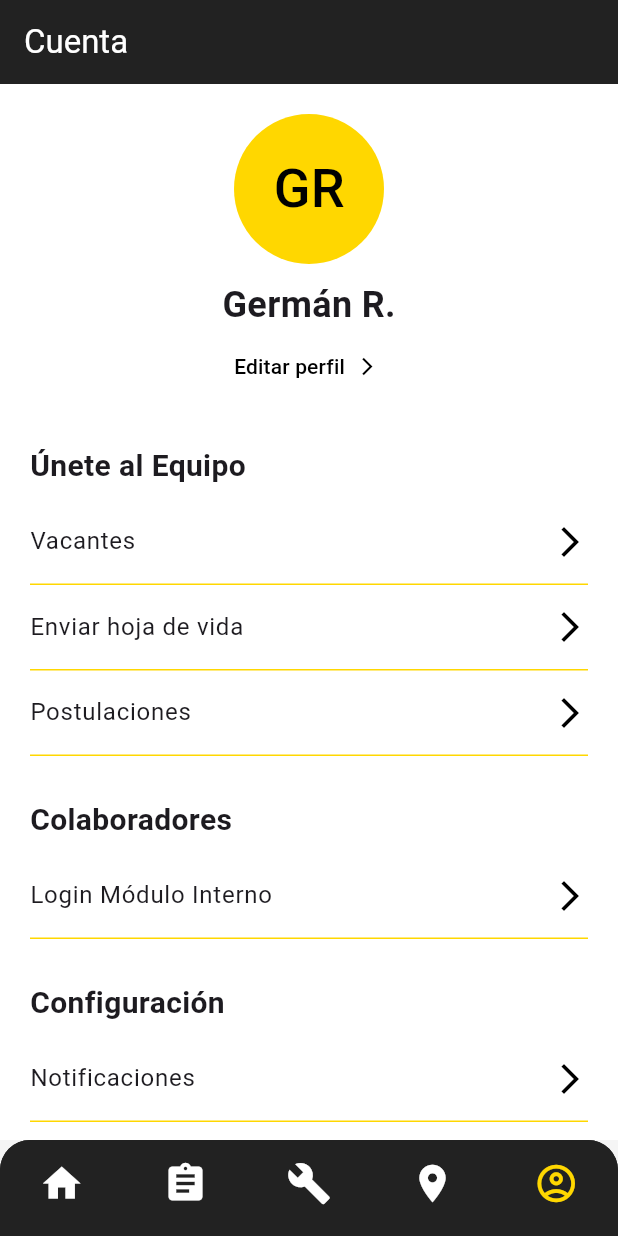
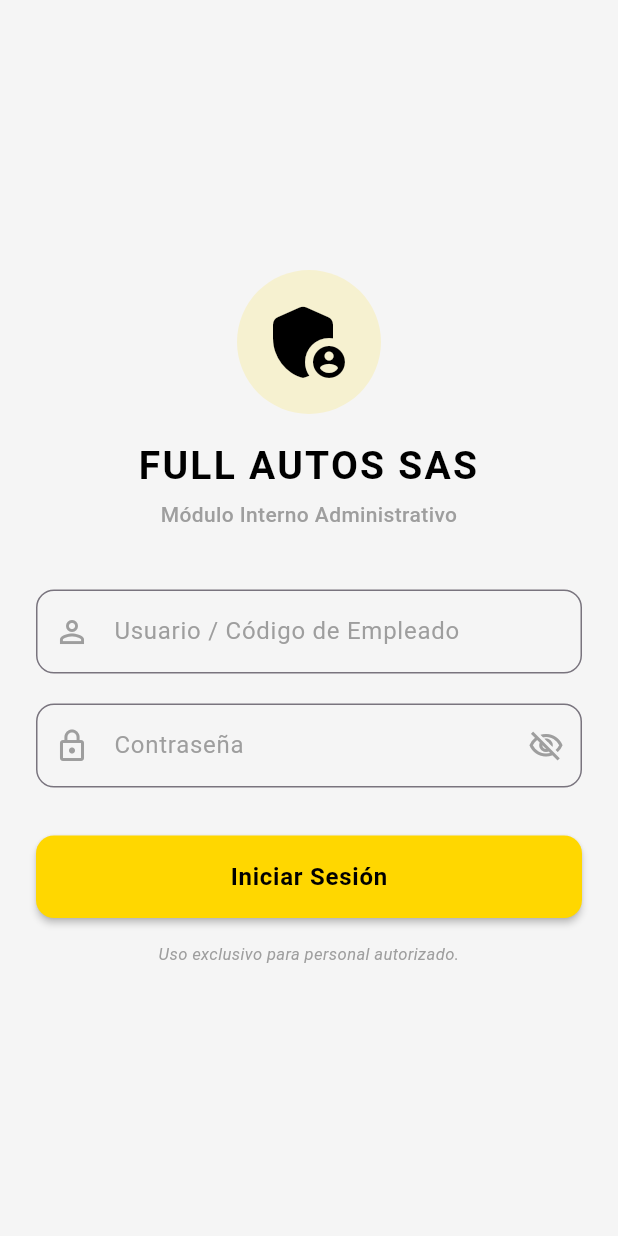
Before and after one commit to germanrole98/full_autos_sas, a Flutter app: the screen it shows after launch, item 5 of the bottom bar chosen, after a tap on "Login Módulo Interno", on a phone screen of 412 x 824 dp. Run offline on Flutter 3.47's test engine with Material 3 defaults, Android fonts, the phone set to English and light mode, and no system bars.

Commit message:
Agregar vistas para agendamiento de citas y login interno; mejorar perfil y formularios de postulaciones

```diff
--- a/lib/views/home_view.dart
+++ b/lib/views/home_view.dart
@@ -1,3 +1,4 @@
+import 'agendamiento_cita_view.dart';
 import 'package:flutter/material.dart';
 
 class HomeView extends StatelessWidget {
@@ -29,9 +30,24 @@ class HomeView extends StatelessWidget {
                 Row(
                   mainAxisAlignment: MainAxisAlignment.spaceEvenly,
                   children: [
-                    _buildTopButton(Icons.handshake, 'Alianzas'),
-                    _buildTopButton(Icons.assignment, 'Agendar Cita'),
-                    _buildTopButton(Icons.directions_car, 'Nosotros'),
+                    _buildTopButton(
+                      Icons.handshake,
+                      'Alianzas',
+                    ),
+                    _buildTopButton(
+                      Icons.assignment,
+                      'Agendar Cita',
+                      onTap: () {
+                        Navigator.push(
+                          context,
+                          MaterialPageRoute(builder: (context) => const AgendamientoCitaView()),
+                        );
+                      },
+                    ),
+                    _buildTopButton(
+                      Icons.directions_car,
+                      'Nosotros',
+                    ),
                   ],
                 ),
               ],
@@ -66,24 +82,31 @@ class HomeView extends StatelessWidget {
     );
   }
 
-  Widget _buildTopButton(IconData icon, String label) {
-    return Container(
-      width: 90,
-      padding: const EdgeInsets.all(10),
-      decoration: BoxDecoration(
-        color: Colors.white,
-        borderRadius: BorderRadius.circular(15),
-      ),
-      child: Column(
-        children: [
-          Icon(icon, size: 40, color: Colors.black),
-          const SizedBox(height: 5),
-          Text(
-            label,
-            style: const TextStyle(fontSize: 12),
-            textAlign: TextAlign.center,
-          ),
-        ],
+  Widget _buildTopButton(IconData icon, String label, {VoidCallback? onTap}) {
+    return InkWell(
+      onTap: onTap,
+      borderRadius: BorderRadius.circular(12),
+      child: Padding(
+        padding: const EdgeInsets.all(8.0),
+        child: Column(
+          mainAxisSize: MainAxisSize.min,
+          children: [
+            CircleAvatar(
+              radius: 28,
+              backgroundColor: const Color(0xFFFFD700),
+              child: Icon(icon, color: Colors.black, size: 26),
+            ),
+            const SizedBox(height: 8),
+            Text(
+              label,
+              style: const TextStyle(
+                fontSize: 14,
+                fontWeight: FontWeight.w600,
+                color: Colors.black,
+              ),
+            ),
+          ],
+        ),
       ),
     );
   }
--- /dev/null
+++ b/lib/views/login_interno_view.dart
@@ -0,0 +1,214 @@
+import 'package:flutter/material.dart';
+
+class LoginInternoView extends StatefulWidget {
+  const LoginInternoView({super.key});
+
+  @override
+  State<LoginInternoView> createState() => _LoginInternoViewState();
+}
+
+class _LoginInternoViewState extends State<LoginInternoView> {
+  final _formKey = GlobalKey<FormState>();
+  final _userController = TextEditingController();
+  final _passwordController = TextEditingController();
+  bool _obscurePassword = true;
+
+  // Nueva paleta de colores integrada
+  final Color primaryColor = const Color(0xFFFFD700); // Amarillo Dorado
+  final Color textColor = Colors.black;               // Negro para textos principales y botón
+  final Color iconColor = Colors.grey;                // Gris para iconos decorativos
+
+  @override
+  void dispose() {
+    _userController.dispose();
+    _passwordController.dispose();
+    super.dispose();
+  }
+
+  void _handleLogin() {
+    if (_formKey.currentState!.validate()) {
+      // Validación exitosa: Simulación de ingreso al sistema
+      ScaffoldMessenger.of(context).showSnackBar(
+        SnackBar(
+          content: Row(
+            children: const [
+              Icon(Icons.check_circle, color: Colors.black),
+              SizedBox(width: 10),
+              Text(
+                'Autenticación exitosa. Bienvenida/o al módulo interno.',
+                style: TextStyle(color: Colors.black, fontWeight: FontWeight.w500),
+              ),
+            ],
+          ),
+          backgroundColor: const Color(0xFFFFD700), // Fondo amarillo para el aviso de éxito
+          duration: const Duration(seconds: 3),
+        ),
+      );
+    }
+  }
+
+  @override
+  Widget build(BuildContext context) {
+    return Scaffold(
+      backgroundColor: const Color(0xFFF5F5F5), // Fondo claro y limpio
+      body: SafeArea(
+        child: Center(
+          child: SingleChildScrollView(
+            padding: const EdgeInsets.symmetric(horizontal: 24.0, vertical: 16.0),
+            child: Container(
+              constraints: const BoxConstraints(maxWidth: 400), // Mantiene la estética en pantallas grandes
+              child: Form(
+                key: _formKey,
+                child: Column(
+                  mainAxisAlignment: MainAxisAlignment.center,
+                  crossAxisAlignment: CrossAxisAlignment.stretch,
+                  children: [
+                    // --- ENCABEZADO CORPORATIVO ---
+                    Column(
+                      children: [
+                        Container(
+                          padding: const EdgeInsets.all(16),
+                          decoration: BoxDecoration(
+                            color: primaryColor.withOpacity(0.15),
+                            shape: BoxShape.circle,
+                          ),
+                          child: Icon(
+                            Icons.admin_panel_settings_rounded,
+                            size: 64,
+                            color: textColor, // Icono principal en Negro
+                          ),
+                        ),
+                        const SizedBox(height: 16),
+                        Text(
+                          'FULL AUTOS SAS',
+                          style: TextStyle(
+                            fontSize: 26,
+                            fontWeight: FontWeight.bold,
+                            letterSpacing: 1.5,
+                            color: textColor, // Texto en Negro
+                          ),
+                          textAlign: TextAlign.center,
+                        ),
+                        const SizedBox(height: 4),
+                        Text(
+                          'Módulo Interno Administrativo',
+                          style: TextStyle(
+                            fontSize: 14,
+                            fontWeight: FontWeight.w500,
+                            color: iconColor, // Texto secundario en Gris
+                          ),
+                          textAlign: TextAlign.center,
+                        ),
+                      ],
+                    ),
+                    const SizedBox(height: 40),
+
+                    // --- CAMPO: USUARIO ---
+                    TextFormField(
+                      controller: _userController,
+                      keyboardType: TextInputType.text,
+                      style: TextStyle(color: textColor),
+                      decoration: InputDecoration(
+                        labelText: 'Usuario / Código de Empleado',
+                        labelStyle: TextStyle(color: iconColor),
+                        prefixIcon: Icon(Icons.person_outline, color: iconColor), // Icono Gris
+                        border: const OutlineInputBorder(
+                          borderRadius: BorderRadius.all(Radius.circular(12.0)),
+                        ),
+                        focusedBorder: OutlineInputBorder(
+                          borderRadius: const BorderRadius.all(Radius.circular(12.0)),
+                          borderSide: BorderSide(color: primaryColor, width: 2), // Borde Amarillo al enfocar
+                        ),
+                      ),
+                      validator: (value) {
+                        if (value == null || value.trim().isEmpty) {
+                          return 'Por favor, ingrese su usuario';
+                        }
+                        return null;
+                      },
+                    ),
+                    const SizedBox(height: 20),
+
+                    // --- CAMPO: CONTRASEÑA ---
+                    TextFormField(
+                      controller: _passwordController,
+                      obscureText: _obscurePassword,
+                      style: TextStyle(color: textColor),
+                      decoration: InputDecoration(
+                        labelText: 'Contraseña',
+                        labelStyle: TextStyle(color: iconColor),
+                        prefixIcon: Icon(Icons.lock_outline, color: iconColor), // Icono Gris
+                        suffixIcon: IconButton(
+                          icon: Icon(
+                            _obscurePassword ? Icons.visibility_off_outlined : Icons.visibility_outlined,
+                            color: iconColor,
+                          ),
+                          onPressed: () {
+                            setState(() {
+                              _obscurePassword = !_obscurePassword;
+                            });
+                          },
+                        ),
+                        border: const OutlineInputBorder(
+                          borderRadius: BorderRadius.all(Radius.circular(12.0)),
+                        ),
+                        focusedBorder: OutlineInputBorder(
+                          borderRadius: const BorderRadius.all(Radius.circular(12.0)),
+                          borderSide: BorderSide(color: primaryColor, width: 2), // Borde Amarillo al enfocar
+                        ),
+                      ),
+                      validator: (value) {
+                        if (value == null || value.isEmpty) {
+                          return 'Por favor, ingrese su contraseña';
+                        }
+                        if (value.length < 4) {
+                          return 'La contraseña debe tener al menos 4 caracteres';
+                        }
+                        return null;
+                      },
+                    ),
+                    const SizedBox(height: 32),
+
+                    // --- BOTÓN PRINCIPAL DE INICIO DE SESIÓN ---
+                    ElevatedButton(
+                      onPressed: _handleLogin,
+                      style: ElevatedButton.styleFrom(
+                        backgroundColor: primaryColor, // El botón ahora es Amarillo (`0xFFFFD700`)
+                        foregroundColor: textColor,    // El texto dentro del botón es Negro
+                        padding: const EdgeInsets.symmetric(vertical: 16.0),
+                        shape: RoundedRectangleBorder(
+                          borderRadius: BorderRadius.circular(12.0),
+                        ),
+                        elevation: 2,
+                      ),
+                      child: const Text(
+                        'Iniciar Sesión',
+                        style: TextStyle(
+                          fontSize: 16,
+                          fontWeight: FontWeight.bold,
+                          letterSpacing: 0.5,
+                        ),
+                      ),
+                    ),
+                    const SizedBox(height: 16),
+
+                    // --- NOTA AL PIE ---
+                    Text(
+                      'Uso exclusivo para personal autorizado.',
+                      style: TextStyle(
+                        fontSize: 11,
+                        color: iconColor, // Nota en Gris
+                        fontStyle: FontStyle.italic,
+                      ),
+                      textAlign: TextAlign.center,
+                    ),
+                  ],
+                ),
+              ),
+            ),
+          ),
+        ),
+      ),
+    );
+  }
+}
--- a/lib/views/profile_view.dart
+++ b/lib/views/profile_view.dart
@@ -1,4 +1,6 @@
 import 'package:flutter/material.dart';
+import 'login_interno_view.dart';
+import 'postulaciones_view.dart';
 
 class ProfileView extends StatelessWidget {
   const ProfileView({Key? key}) : super(key: key);
@@ -16,6 +18,7 @@ class ProfileView extends StatelessWidget {
         padding: const EdgeInsets.all(20.0),
         child: Column(
           children: [
+            // --- AVATAR Y PERFIL ---
             const CircleAvatar(
               radius: 50,
               backgroundColor: Color(0xFFFFD700),
@@ -42,14 +45,35 @@ class ProfileView extends StatelessWidget {
               ),
             ),
             const SizedBox(height: 20),
+
+            // --- SECCIÓN: ÚNETE AL EQUIPO ---
             _buildSectionTitle('Únete al Equipo'),
             _buildListTile('Vacantes'),
-            _buildListTile('Enviar hoja de vida'),
-            _buildListTile('Postulaciones'),
+            _buildListTile(
+              'Enviar hoja de vida',
+              onTap: () {
+                Navigator.push(
+                  context,
+                  MaterialPageRoute(builder: (context) => const PostulacionView()),
+                );
+              },
+            ),
             const SizedBox(height: 20),
+
+            // --- SECCIÓN: COLABORADORES ---
             _buildSectionTitle('Colaboradores'),
-            _buildListTile('Login Módulo Interno'),
+            _buildListTile(
+              'Login Módulo Interno',
+              onTap: () {
+                Navigator.push(
+                  context,
+                  MaterialPageRoute(builder: (context) => const LoginInternoView()),
+                );
+              },
+            ),
             const SizedBox(height: 20),
+
+            // --- SECCIÓN: CONFIGURACIÓN ---
             _buildSectionTitle('Configuración'),
             _buildListTile('Notificaciones'),
           ],
@@ -58,6 +82,7 @@ class ProfileView extends StatelessWidget {
     );
   }
 
+  // Mantiene la estructura original del título de sección
   Widget _buildSectionTitle(String title) {
     return Align(
       alignment: Alignment.centerLeft,
@@ -71,7 +96,8 @@ class ProfileView extends StatelessWidget {
     );
   }
 
-  Widget _buildListTile(String title) {
+  // Estructura modular mejorada para aceptar la acción de navegación de forma opcional
+  Widget _buildListTile(String title, {VoidCallback? onTap}) {
     return Container(
       decoration: const BoxDecoration(
         border: Border(bottom: BorderSide(color: Color(0xFFFFD700), width: 1)),
@@ -80,7 +106,7 @@ class ProfileView extends StatelessWidget {
         contentPadding: EdgeInsets.zero,
         title: Text(title, style: const TextStyle(fontSize: 16)),
         trailing: const Icon(Icons.arrow_forward_ios, color: Colors.black),
-        onTap: () {},
+        onTap: onTap, // Ejecuta la acción de navegación si se le asigna una
       ),
     );
   }
```
Also changed, not shown: lib/views/agendamiento_cita_view.dart (added, +230 -0 lines), lib/views/postulaciones_view.dart (added, +203 -0 lines).
